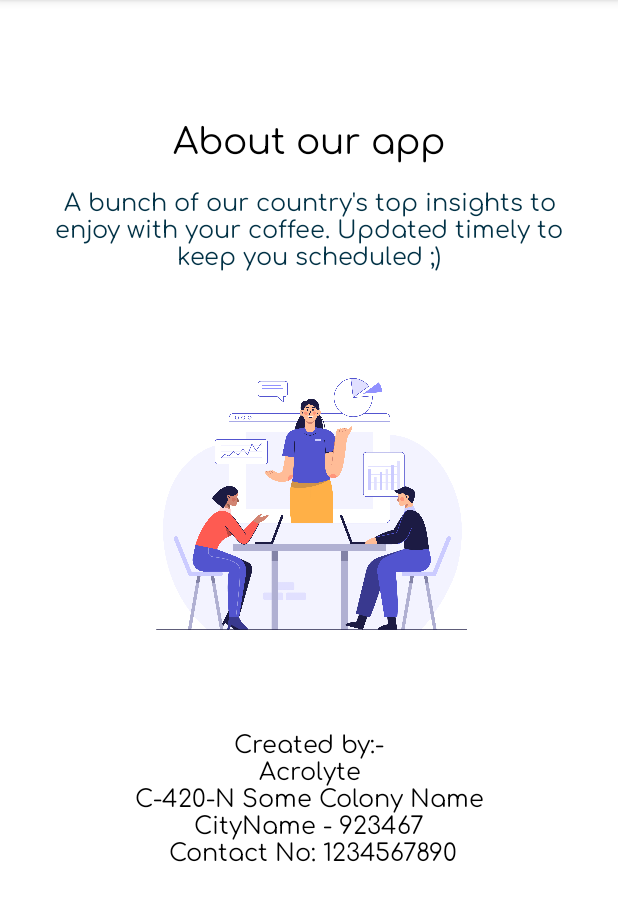
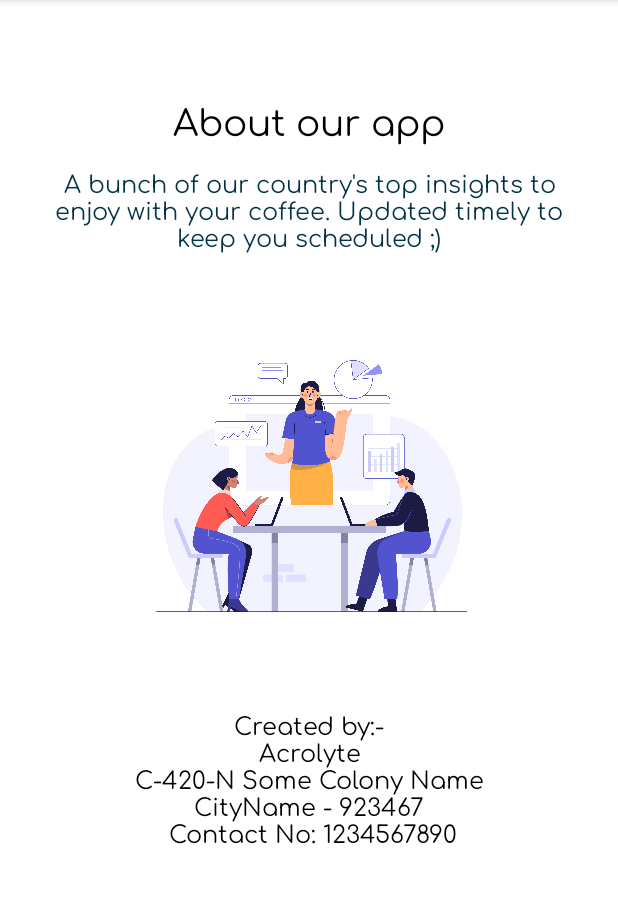
Before and after one commit to Acrolyte/NewsAPI, an Android app: the AboutFragment screen opened through its navigation route, on a phone screen of 412 x 824 dp, the part 84-1005 px from its top. Run offline under Robolectric (Android 15) with nearby library versions, the light colour scheme and no system bars; our stand-ins replace Firebase (no records; nobody signed in at launch, a user with empty details on screens opened directly), Picasso; pictures from the network do not load; 1 statement that could not run was skipped.

Commit message:
Bug fixes

```diff
--- a/app/src/main/res/layout/fragment_about.xml
+++ b/app/src/main/res/layout/fragment_about.xml
@@ -3,16 +3,23 @@
     xmlns:tools="http://schemas.android.com/tools"
     android:layout_width="match_parent"
     android:layout_height="match_parent"
-    android:gravity="center_horizontal"
     tools:context=".ui.AboutFragment">
 
+    <ScrollView
+        android:layout_width="match_parent"
+        android:layout_height="match_parent">
+
+        <RelativeLayout
+            android:layout_width="match_parent"
+            android:layout_height="wrap_content"
+            android:layout_gravity="center_horizontal">
 
             <TextView
                 android:id="@+id/tv_about"
                 android:layout_width="wrap_content"
                 android:layout_height="wrap_content"
                 android:layout_centerHorizontal="true"
-        android:layout_marginTop="72dp"
+                android:layout_marginTop="60dp"
                 android:fontFamily="@font/comfortaa"
                 android:textColor="@color/black"
                 android:text="About our app"
@@ -47,6 +54,7 @@
                 android:layout_below="@id/iv_image"
                 android:gravity="center_horizontal"
                 android:layout_marginHorizontal="20dp"
+                android:layout_marginBottom="50dp"
                 android:textColor="@color/black"
                 android:fontFamily="@font/comfortaa"
                 android:layout_centerHorizontal="true"
@@ -54,6 +62,11 @@
                 android:textSize="16dp"
                 />
 
+        </RelativeLayout>
+
+
+    </ScrollView>
+
 
 
 
```
Lines whose indentation alone changed are shown as unchanged.
